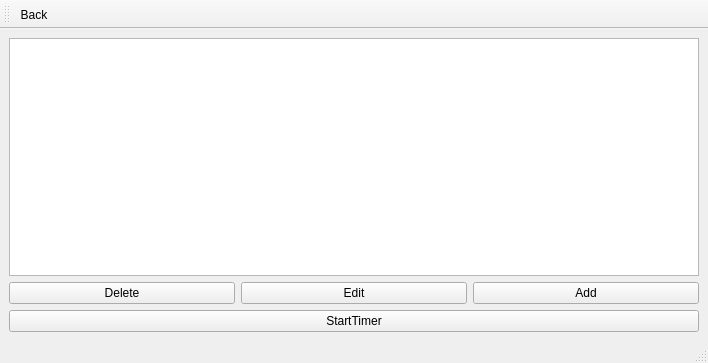
Before: the Qt Designer form OOP/Lab2/OOPLab2/todolistwindow.ui in Oleksii-Adamov/University-assignments-2-nd-year-, drawn with Qt 5.
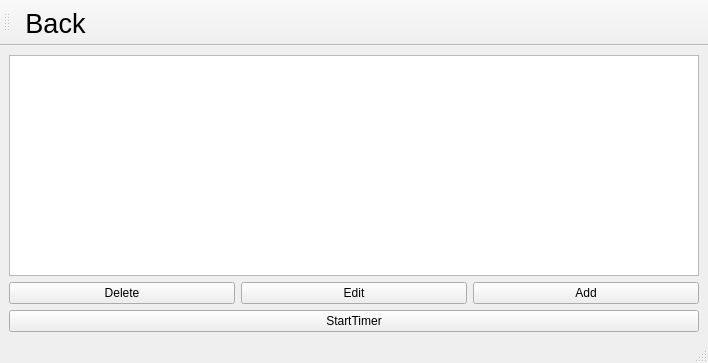
After: the same form once the commit is applied.

The edit to the form file:
```diff
--- a/OOP/Lab2/OOPLab2/todolistwindow.ui
+++ b/OOP/Lab2/OOPLab2/todolistwindow.ui
@@ -85,6 +85,11 @@
    <property name="text">
     <string>Back</string>
    </property>
+   <property name="font">
+    <font>
+     <pointsize>20</pointsize>
+    </font>
+   </property>
   </action>
  </widget>
  <resources/>
```
